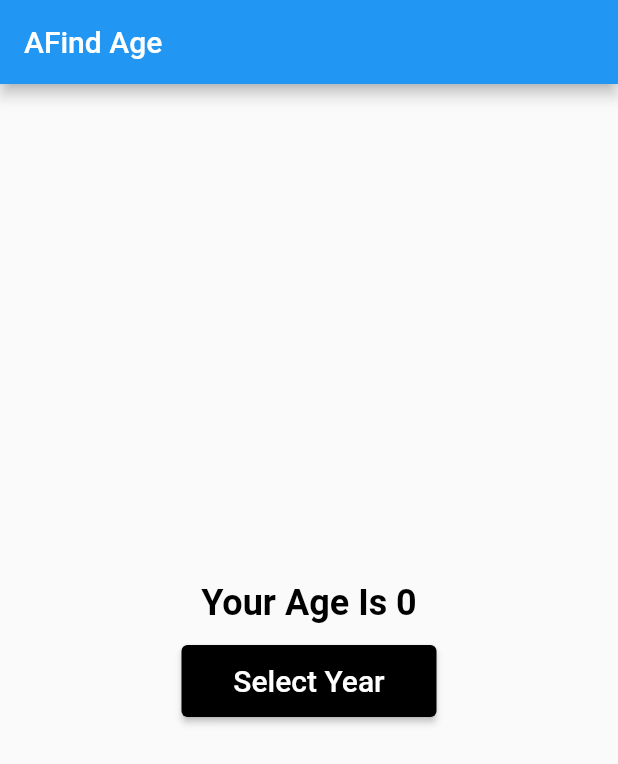
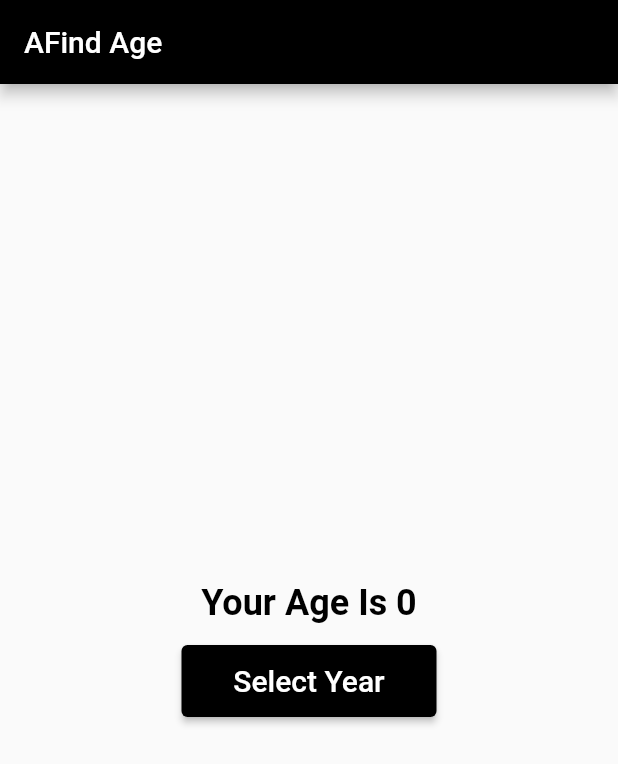
Before and after one commit to Harash1421/F_One, a Flutter app: the screen it shows after launch, on a phone screen of 412 x 824 dp. Shown: the top 764 px of the screen. Run offline on Flutter 3.47's test engine with Material 2 defaults, Android fonts, the phone set to English and light mode, and no system bars.

Commit message:
Add Background Into App Bar

```diff
--- a/lib/main.dart
+++ b/lib/main.dart
@@ -57,12 +57,12 @@ class _HomeViewState extends State<HomeView> {
   }
 
   @override
-  //Function For Calculate Age
   Widget build(BuildContext context) {
     //Scaffold Material
     return Scaffold(
       appBar: AppBar(
         title: const Text("AFind Age"),
+        backgroundColor: Colors.black,
       ),
       body: Container(
         alignment: Alignment.center,
```
